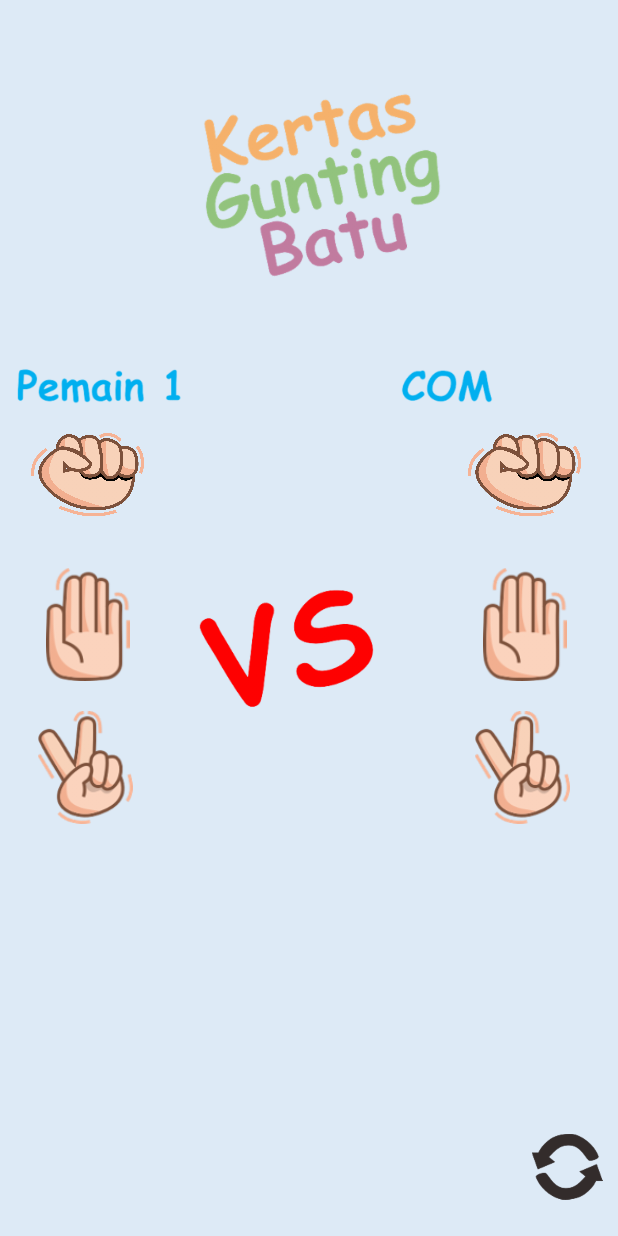
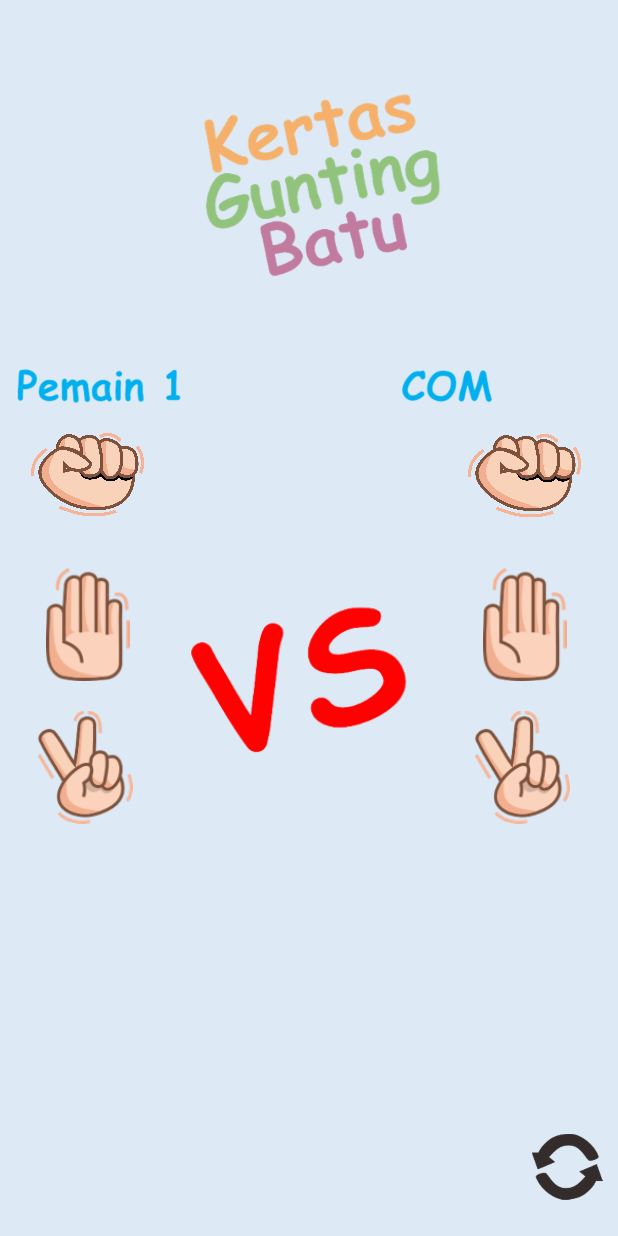
Before and after one commit to naufalmng/BatuGuntingKertasAppKotlin, an Android app: the screen it shows after launch (MainActivity), after a tap on an icon or button, on a phone screen of 412 x 824 dp. Run offline under Robolectric (Android 15) with nearby library versions, the phone set to English and light mode, and no system bars; 1 other tap on this screen came first.

Commit message:
third-commit

```diff
--- a/app/src/main/java/com/example/kbg/MainActivity.kt
+++ b/app/src/main/java/com/example/kbg/MainActivity.kt
@@ -84,18 +84,15 @@ class MainActivity : AppCompatActivity() {
     }
 
     private fun gameDraw() {
-        vs_id.visibility = View.GONE
-        draw.visibility = View.VISIBLE
+        center_img.setImageResource(R.drawable.draw)
     }
 
     private fun playerKalah() {
-        vs_id.visibility = View.GONE
-        p2_menang.visibility = View.VISIBLE
+        center_img.setImageResource(R.drawable.pemain2_menang)
     }
 
     private fun playerMenang() {
-        vs_id.visibility = View.GONE
-        p1_menang.visibility = View.VISIBLE
+        center_img.setImageResource(R.drawable.pemain1_menang)
     }
 
     private fun mulaiSuit() {
@@ -125,10 +122,7 @@ class MainActivity : AppCompatActivity() {
         flBatuCom.setBackgroundResource(0)
         flKertasCom.setBackgroundResource(0)
         flGuntingCom.setBackgroundResource(0)
-        vs_id.visibility = View.VISIBLE
-        p1_menang.visibility = View.GONE
-        p2_menang.visibility = View.GONE
-        draw.visibility = View.GONE
+        center_img.setImageResource(R.drawable.vs)
         kertasPlayer.isEnabled = true
         guntingPlayer.isEnabled = true
         batuPlayer.isEnabled = true
--- a/app/src/main/res/layout/activity_main.xml
+++ b/app/src/main/res/layout/activity_main.xml
@@ -26,61 +26,19 @@
     </LinearLayout>
 
     <ImageView
-        android:id="@+id/vs_id"
+        android:id="@+id/center_img"
         android:visibility="visible"
-        android:layout_width="125dp"
-        android:layout_height="125dp"
+        android:layout_width="155dp"
+        android:layout_height="155dp"
         android:src="@drawable/vs"
         app:layout_constraintBottom_toBottomOf="parent"
         app:layout_constraintEnd_toEndOf="parent"
-        android:layout_marginLeft="20dp"
-        android:layout_marginTop="30dp"
+        android:layout_marginLeft="30dp"
+        android:layout_marginTop="70dp"
         app:layout_constraintHorizontal_bias="0.409"
         app:layout_constraintStart_toStartOf="parent"
         app:layout_constraintTop_toTopOf="parent" />
 
-    <ImageView
-        android:visibility="gone"
-        android:id="@+id/p1_menang"
-        android:layout_width="155dp"
-        android:layout_height="100dp"
-        android:layout_marginLeft="30dp"
-        android:layout_marginTop="55dp"
-        android:src="@drawable/pemain1_menang"
-        app:layout_constraintBottom_toBottomOf="parent"
-        app:layout_constraintEnd_toEndOf="parent"
-        app:layout_constraintHorizontal_bias="0.398"
-        app:layout_constraintStart_toStartOf="parent"
-        app:layout_constraintTop_toTopOf="parent"
-        app:layout_constraintVertical_bias="0.517" />
-    <ImageView
-        android:visibility="gone"
-        android:id="@+id/p2_menang"
-        android:layout_width="155dp"
-        android:layout_height="100dp"
-        android:layout_marginLeft="30dp"
-        android:layout_marginTop="55dp"
-        android:src="@drawable/pemain2_menang"
-        app:layout_constraintBottom_toBottomOf="parent"
-        app:layout_constraintEnd_toEndOf="parent"
-        app:layout_constraintHorizontal_bias="0.398"
-        app:layout_constraintStart_toStartOf="parent"
-        app:layout_constraintTop_toTopOf="parent"
-        app:layout_constraintVertical_bias="0.517" />
-    <ImageView
-        android:visibility="gone"
-        android:id="@+id/draw"
-        android:layout_width="155dp"
-        android:layout_height="100dp"
-        android:layout_marginLeft="30dp"
-        android:layout_marginTop="55dp"
-        android:src="@drawable/draw"
-        app:layout_constraintBottom_toBottomOf="parent"
-        app:layout_constraintEnd_toEndOf="parent"
-        app:layout_constraintHorizontal_bias="0.398"
-        app:layout_constraintStart_toStartOf="parent"
-        app:layout_constraintTop_toTopOf="parent"
-        app:layout_constraintVertical_bias="0.517" />
 
     <ImageView
         android:id="@+id/pemain1_com"
@@ -168,6 +126,7 @@
         android:layout_height="wrap_content"
         android:layout_marginEnd="20dp"
         android:orientation="vertical"
+
         android:paddingLeft="15dp"
         app:layout_constraintEnd_toEndOf="parent"
         app:layout_constraintTop_toBottomOf="@+id/pemain1_com">
@@ -182,7 +141,7 @@
                 android:layout_width="75dp"
                 android:layout_height="75dp"
                 android:layout_marginLeft="5dp"
-                android:layout_marginTop="15dp"
+                android:layout_marginTop="16dp"
                 android:src="@drawable/batu"
                 android:background="@android:color/transparent"
                 android:scaleType="fitStart" />
--- a/app/src/main/res/values/strings.xml
+++ b/app/src/main/res/values/strings.xml
@@ -1,5 +1,5 @@
 <resources>
-    <string name="app_name">KBG</string>
+    <string name="app_name">Kertas Batu Gunting</string>
     <string name="title_activity_splashscreen">splashscreen</string>
     <!-- Strings used for fragments for navigation -->
     <string name="first_fragment_label">First Fragment</string>
```
Also changed, not shown: app/src/main/res/drawable-hdpi/pemain1_menang.png, app/src/main/res/drawable-hdpi/pemain2_menang.png, app/src/main/res/drawable-mdpi/pemain1_menang.png, app/src/main/res/drawable-mdpi/pemain2_menang.png, app/src/main/res/drawable-xhdpi/pemain1_menang.png, app/src/main/res/drawable-xhdpi/pemain2_menang.png, app/src/main/res/drawable-xxhdpi/pemain1_menang.png, app/src/main/res/drawable-xxhdpi/pemain2_menang.png, app/src/main/res/drawable-xxxhdpi/pemain1_menang.png, app/src/main/res/drawable-xxxhdpi/pemain2_menang.png.
